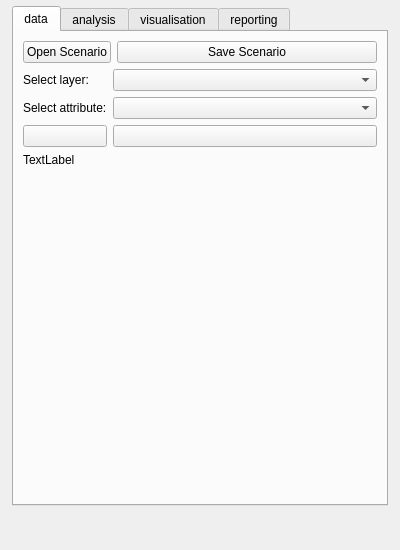
Old version of the form SpatialDecision/spatial_decision_dockwidget_base.ui in the repository jorgegil/GEO1005.
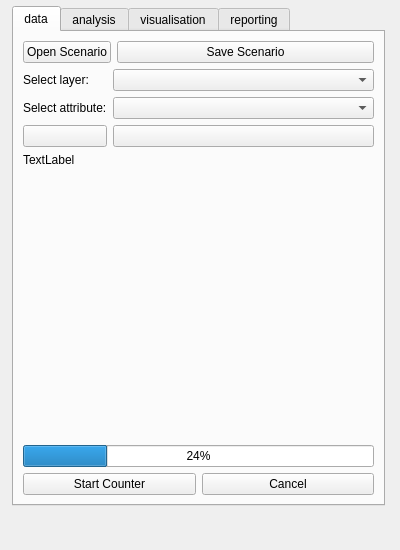
New version of the form.

Commit message: added progress bar/timed event example

```diff
--- a/SpatialDecision/spatial_decision_dockwidget_base.ui
+++ b/SpatialDecision/spatial_decision_dockwidget_base.ui
@@ -25,7 +25,7 @@
      <rect>
       <x>12</x>
       <y>6</y>
-      <width>376</width>
+      <width>373</width>
       <height>500</height>
      </rect>
     </property>
@@ -48,7 +48,7 @@
      <attribute name="title">
       <string>data</string>
      </attribute>
-     <layout class="QVBoxLayout" name="verticalLayout_2" stretch="0,0,0,0">
+     <layout class="QVBoxLayout" name="verticalLayout_2">
       <item>
        <layout class="QFormLayout" name="formLayout">
         <item row="0" column="0">
@@ -149,6 +149,31 @@
         </property>
        </spacer>
       </item>
+      <item>
+       <layout class="QGridLayout" name="gridLayout">
+        <item row="1" column="0">
+         <widget class="QPushButton" name="startCounterButton">
+          <property name="text">
+           <string>Start Counter</string>
+          </property>
+         </widget>
+        </item>
+        <item row="1" column="1">
+         <widget class="QPushButton" name="cancelCounterButton">
+          <property name="text">
+           <string>Cancel</string>
+          </property>
+         </widget>
+        </item>
+        <item row="0" column="0" colspan="2">
+         <widget class="QProgressBar" name="counterProgressBar">
+          <property name="value">
+           <number>24</number>
+          </property>
+         </widget>
+        </item>
+       </layout>
+      </item>
      </layout>
     </widget>
     <widget class="QWidget" name="analysisTab">
```
The commit also changes 3 other files.
